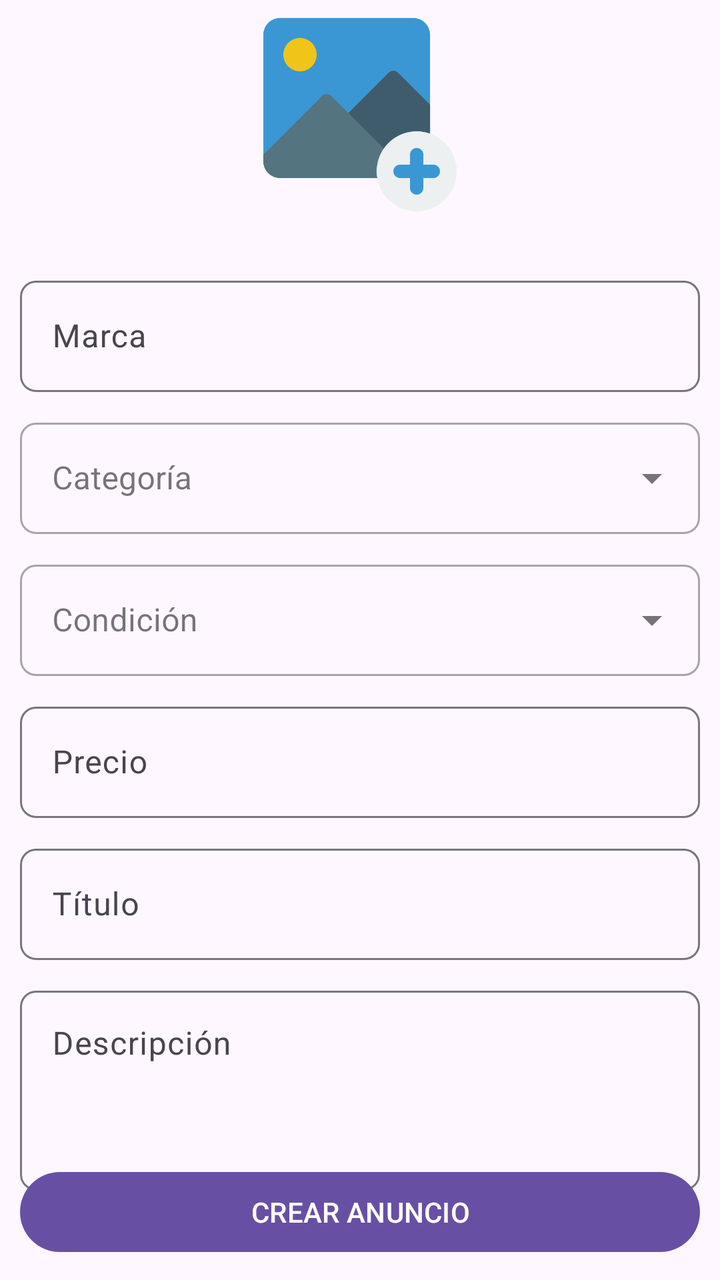
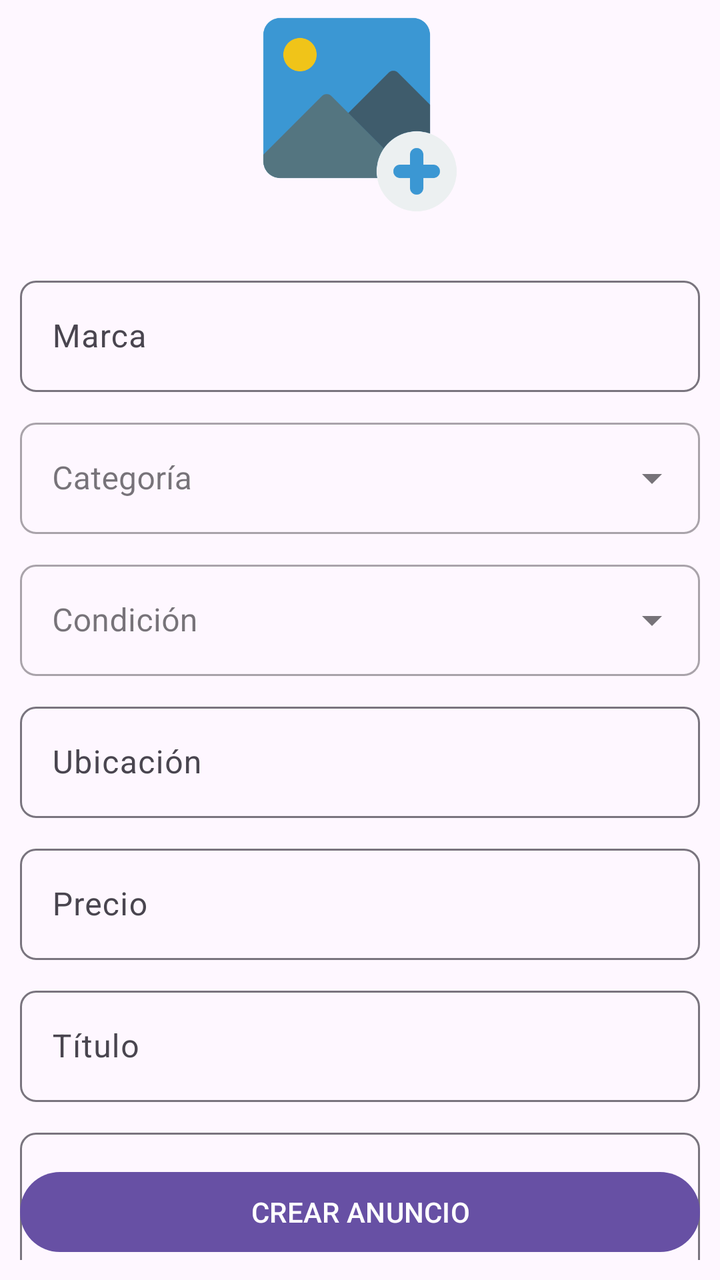

Before-and-after screenshots of an Android layout around one commit, followed by the original layout XML and the change that was made.
<!-- AndroidManifest.xml: application theme Theme.AppCompraYVenta -->
<!-- res/layout/activity_crear_anuncio.xml -->
<?xml version="1.0" encoding="utf-8"?>
<RelativeLayout
    xmlns:android="http://schemas.android.com/apk/res/android"
    xmlns:app="http://schemas.android.com/apk/res-auto"
    xmlns:tools="http://schemas.android.com/tools"
    android:layout_width="match_parent"
    android:layout_height="match_parent"
    tools:context=".Anuncios.CrearAnuncio">
    <RelativeLayout
        android:id="@+id/RL_Imagen"
        android:layout_width="match_parent"
        android:layout_height="wrap_content">
        <ImageView
            android:id="@+id/agregarImg"
            android:layout_marginTop="15dp"
            android:layout_centerInParent="true"
            android:src="@drawable/agregar_img"
            android:layout_width="100dp"
            android:layout_height="100dp"/>
    </RelativeLayout>

    <androidx.core.widget.NestedScrollView
        android:layout_below="@id/RL_Imagen"
        android:layout_width="match_parent"
        android:layout_height="wrap_content"
        android:padding="10dp">
        <RelativeLayout
            android:layout_width="match_parent"
            android:layout_height="wrap_content">
            <androidx.recyclerview.widget.RecyclerView
                android:id="@+id/RV_Imagenes"
                app:layoutManager="androidx.recyclerview.widget.GridLayoutManager"
                tools:listitem="@layout/item_imagenes_seleccionadas"
                app:spanCount="4"
                android:layout_width="match_parent"
                android:layout_height="wrap_content"/>
            
            <com.google.android.material.textfield.TextInputLayout
                android:id="@+id/TIL_Marca"
                android:layout_below="@+id/RV_Imagenes"
                android:layout_marginTop="10dp"
                app:boxCornerRadiusTopStart="8dp"
                app:boxCornerRadiusTopEnd="8dp"
                app:boxCornerRadiusBottomStart="8dp"
                app:boxCornerRadiusBottomEnd="8dp"
                android:layout_width="match_parent"
                android:layout_height="wrap_content">
                <EditText
                    android:id="@+id/Et_marca"
                    android:hint="@string/Et_marca"
                    android:inputType="textPersonName|textCapSentences"
                    android:layout_width="match_parent"
                    android:layout_height="wrap_content"/>
            </com.google.android.material.textfield.TextInputLayout>

            
            <com.google.android.material.textfield.TextInputLayout
                android:id="@+id/TIL_Categoria"
                android:layout_below="@+id/TIL_Marca"
                style="@style/Widget.MaterialComponents.TextInputLayout.OutlinedBox.ExposedDropdownMenu"
                android:layout_marginTop="10dp"
                app:boxCornerRadiusTopStart="8dp"
                app:boxCornerRadiusTopEnd="8dp"
                app:boxCornerRadiusBottomStart="8dp"
                app:boxCornerRadiusBottomEnd="8dp"
                android:layout_width="match_parent"
                android:layout_height="wrap_content">
                <AutoCompleteTextView
                    android:id="@+id/Categoria"
                    android:hint="@string/Categoria"
                    android:inputType="none"
                    android:layout_width="match_parent"
                    android:layout_height="wrap_content"/>
            </com.google.android.material.textfield.TextInputLayout>
            
            <com.google.android.material.textfield.TextInputLayout
                android:id="@+id/TIL_Condicion"
                android:layout_below="@+id/TIL_Categoria"
                style="@style/Widget.MaterialComponents.TextInputLayout.OutlinedBox.ExposedDropdownMenu"
                android:layout_marginTop="10dp"
                app:boxCornerRadiusTopStart="8dp"
                app:boxCornerRadiusTopEnd="8dp"
                app:boxCornerRadiusBottomStart="8dp"
                app:boxCornerRadiusBottomEnd="8dp"
                android:layout_width="match_parent"
                android:layout_height="wrap_content">
                <AutoCompleteTextView
                    android:id="@+id/Condicion"
                    android:hint="@string/Condicion"
                    android:inputType="none"
                    android:layout_width="match_parent"
                    android:layout_height="wrap_content"/>
            </com.google.android.material.textfield.TextInputLayout>
            
            <com.google.android.material.textfield.TextInputLayout
                android:id="@+id/TIL_Precio"
                android:layout_below="@+id/TIL_Condicion"
                android:layout_marginTop="10dp"
                app:boxCornerRadiusTopStart="8dp"
                app:boxCornerRadiusTopEnd="8dp"
                app:boxCornerRadiusBottomStart="8dp"
                app:boxCornerRadiusBottomEnd="8dp"
                android:layout_width="match_parent"
                android:layout_height="wrap_content">
                <EditText
                    android:id="@+id/Et_precio"
                    android:hint="@string/Et_precio"
                    android:inputType="number"
                    android:layout_width="match_parent"
                    android:layout_height="wrap_content"/>
            </com.google.android.material.textfield.TextInputLayout>
            
            <com.google.android.material.textfield.TextInputLayout
                android:id="@+id/TIL_Titulo"
                android:layout_below="@+id/TIL_Precio"
                android:layout_marginTop="10dp"
                app:boxCornerRadiusTopStart="8dp"
                app:boxCornerRadiusTopEnd="8dp"
                app:boxCornerRadiusBottomStart="8dp"
                app:boxCornerRadiusBottomEnd="8dp"
                android:layout_width="match_parent"
                android:layout_height="wrap_content">
                <EditText
                    android:id="@+id/Et_titulo"
                    android:hint="@string/Et_titulo"
                    android:inputType="textPersonName|textCapSentences"
                    android:layout_width="match_parent"
                    android:layout_height="wrap_content"/>
            </com.google.android.material.textfield.TextInputLayout>
            
            <com.google.android.material.textfield.TextInputLayout
                android:id="@+id/TIL_Descripcion"
                android:layout_below="@+id/TIL_Titulo"
                android:layout_marginTop="10dp"
                app:boxCornerRadiusTopStart="8dp"
                app:boxCornerRadiusTopEnd="8dp"
                app:boxCornerRadiusBottomStart="8dp"
                app:boxCornerRadiusBottomEnd="8dp"
                android:layout_width="match_parent"
                android:layout_height="wrap_content">
                <EditText
                    android:id="@+id/Et_descripcion"
                    android:hint="@string/Et_descripcion"
                    android:minHeight="100dp"
                    android:inputType="textMultiLine|textCapSentences"
                    android:gravity="top|start"
                    android:layout_width="match_parent"
                    android:layout_height="wrap_content"/>
            </com.google.android.material.textfield.TextInputLayout>
        </RelativeLayout>
    </androidx.core.widget.NestedScrollView>

    <com.google.android.material.button.MaterialButton
        android:id="@+id/Btn_crear_anuncio"
        android:text="@string/Btn_crear_anuncio"
        android:layout_alignParentBottom="true"
        android:textAllCaps="true"
        android:layout_margin="10dp"
        android:layout_width="match_parent"
        android:layout_height="wrap_content"/>
</RelativeLayout>
<!-- res/layout/item_imagenes_seleccionadas.xml (included above) -->
<?xml version="1.0" encoding="utf-8"?>
<com.google.android.material.card.MaterialCardView
    xmlns:android="http://schemas.android.com/apk/res/android"
    android:layout_width="match_parent"
    android:layout_height="wrap_content"
    xmlns:app="http://schemas.android.com/apk/res-auto"
    app:cardElevation="0dp"
    app:cardUseCompatPadding="true">
    <RelativeLayout
        android:layout_width="match_parent"
        android:layout_height="wrap_content">
        <ImageView
            android:id="@+id/item_imagen"
            android:src="@drawable/item_imagen"
            android:adjustViewBounds="true"
            android:layout_width="match_parent"
            android:layout_height="wrap_content"/>
        <ImageView
            android:id="@+id/cerrar_item"
            android:layout_alignParentEnd="true"
            android:padding="10dp"
            android:src="@drawable/cerrar"
            android:layout_width="wrap_content"
            android:layout_height="wrap_content"/>
    </RelativeLayout>
</com.google.android.material.card.MaterialCardView>
<!-- resources referenced by this layout -->
<resources>
  <!-- drawable agregar_img: png bitmap (drawable, 14726 bytes) -->
  <!-- drawable cerrar: png bitmap (drawable, 637 bytes) -->
  <!-- drawable item_imagen: png bitmap (drawable, 33758 bytes) -->
  <string name="Btn_crear_anuncio">Crear anuncio</string>
  <string name="Categoria">Categoría</string>
  <string name="Condicion">Condición</string>
  <string name="Et_descripcion">Descripción</string>
  <string name="Et_marca">Marca</string>
  <string name="Et_precio">Precio</string>
  <string name="Et_titulo">Título</string>
  <style name="Theme.AppCompraYVenta" parent="Base.Theme.AppCompraYVenta" />
  <style name="Base.Theme.AppCompraYVenta" parent="Theme.Material3.DayNight.NoActionBar">
          
          
      </style>
</resources>

<!-- the commit's change to res/layout/activity_crear_anuncio.xml (unified diff, before → after) -->
@@ -6,6 +6,7 @@
     android:layout_width="match_parent"
     android:layout_height="match_parent"
     tools:context=".Anuncios.CrearAnuncio">
+
     <RelativeLayout
         android:id="@+id/RL_Imagen"
         android:layout_width="match_parent"
@@ -24,9 +25,11 @@
         android:layout_width="match_parent"
         android:layout_height="wrap_content"
         android:padding="10dp">
+
         <RelativeLayout
             android:layout_width="match_parent"
             android:layout_height="wrap_content">
+
             <androidx.recyclerview.widget.RecyclerView
                 android:id="@+id/RV_Imagenes"
                 app:layoutManager="androidx.recyclerview.widget.GridLayoutManager"
@@ -34,7 +37,7 @@
                 app:spanCount="4"
                 android:layout_width="match_parent"
                 android:layout_height="wrap_content"/>
-            
+
             <com.google.android.material.textfield.TextInputLayout
                 android:id="@+id/TIL_Marca"
                 android:layout_below="@+id/RV_Imagenes"
@@ -53,7 +56,6 @@
                     android:layout_height="wrap_content"/>
             </com.google.android.material.textfield.TextInputLayout>
 
-            
             <com.google.android.material.textfield.TextInputLayout
                 android:id="@+id/TIL_Categoria"
                 android:layout_below="@+id/TIL_Marca"
@@ -72,7 +74,7 @@
                     android:layout_width="match_parent"
                     android:layout_height="wrap_content"/>
             </com.google.android.material.textfield.TextInputLayout>
-            
+
             <com.google.android.material.textfield.TextInputLayout
                 android:id="@+id/TIL_Condicion"
                 android:layout_below="@+id/TIL_Categoria"
@@ -91,10 +93,28 @@
                     android:layout_width="match_parent"
                     android:layout_height="wrap_content"/>
             </com.google.android.material.textfield.TextInputLayout>
-            
+
+            <com.google.android.material.textfield.TextInputLayout
+                android:id="@+id/TIL_Locacion"
+                android:layout_below="@+id/TIL_Condicion"
+                android:layout_marginTop="10dp"
+                app:boxCornerRadiusTopStart="8dp"
+                app:boxCornerRadiusTopEnd="8dp"
+                app:boxCornerRadiusBottomStart="8dp"
+                app:boxCornerRadiusBottomEnd="8dp"
+                android:layout_width="match_parent"
+                android:layout_height="wrap_content">
+                <EditText
+                    android:id="@+id/Locacion"
+                    android:hint="Ubicación"
+                    android:inputType="textPostalAddress|textCapSentences"
+                    android:layout_width="match_parent"
+                    android:layout_height="wrap_content"/>
+            </com.google.android.material.textfield.TextInputLayout>
+
             <com.google.android.material.textfield.TextInputLayout
                 android:id="@+id/TIL_Precio"
-                android:layout_below="@+id/TIL_Condicion"
+                android:layout_below="@+id/TIL_Locacion"
                 android:layout_marginTop="10dp"
                 app:boxCornerRadiusTopStart="8dp"
                 app:boxCornerRadiusTopEnd="8dp"
@@ -109,7 +129,7 @@
                     android:layout_width="match_parent"
                     android:layout_height="wrap_content"/>
             </com.google.android.material.textfield.TextInputLayout>
-            
+
             <com.google.android.material.textfield.TextInputLayout
                 android:id="@+id/TIL_Titulo"
                 android:layout_below="@+id/TIL_Precio"
@@ -127,7 +147,7 @@
                     android:layout_width="match_parent"
                     android:layout_height="wrap_content"/>
             </com.google.android.material.textfield.TextInputLayout>
-            
+
             <com.google.android.material.textfield.TextInputLayout
                 android:id="@+id/TIL_Descripcion"
                 android:layout_below="@+id/TIL_Titulo"
@@ -147,6 +167,7 @@
                     android:layout_width="match_parent"
                     android:layout_height="wrap_content"/>
             </com.google.android.material.textfield.TextInputLayout>
+
         </RelativeLayout>
     </androidx.core.widget.NestedScrollView>
 
@@ -158,6 +179,7 @@
         android:layout_margin="10dp"
         android:layout_width="match_parent"
         android:layout_height="wrap_content"/>
+
 </RelativeLayout>
 <!-- res/layout/item_imagenes_seleccionadas.xml (included above) -->
 <?xml version="1.0" encoding="utf-8"?>
